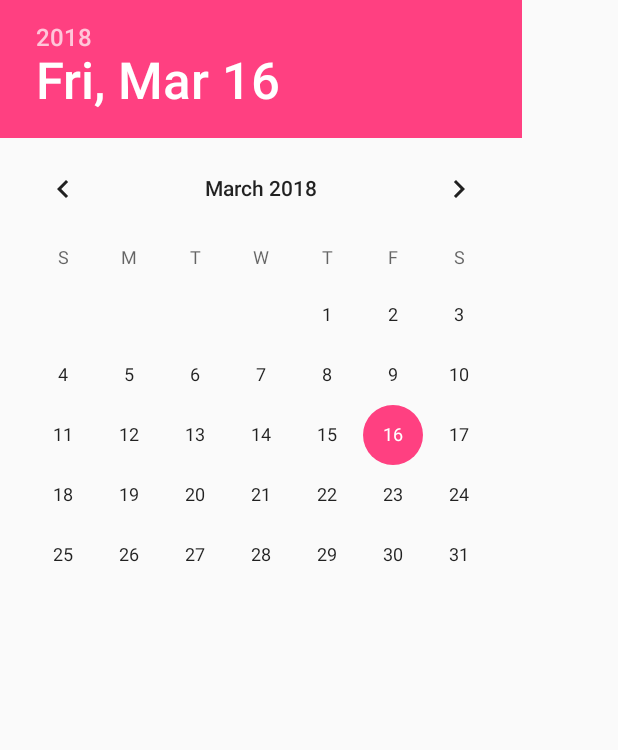
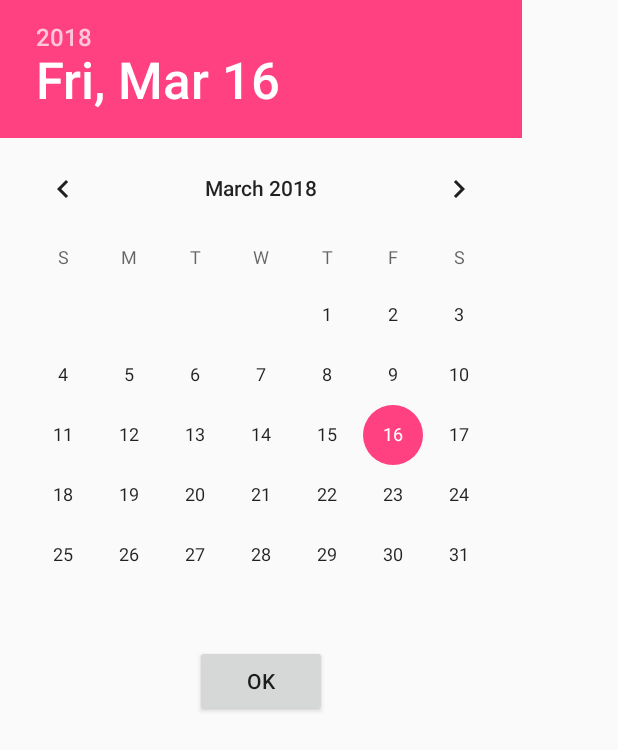
Before and after one commit to IfChyy/CriminalIntent, an Android app: the layout dialog_date.xml on its own in the app's theme, with its tools: preview values and no code run, on a phone screen of 412 x 824 dp. Shown: the top 750 px of the screen. Run offline under Robolectric (Android 15) with nearby library versions, the phone set to English and light mode, and no system bars.

```diff
--- a/app/src/main/AndroidManifest.xml
+++ b/app/src/main/AndroidManifest.xml
@@ -17,6 +17,7 @@
             </intent-filter>
         </activity>
         <activity android:name=".CrimePagerActicity"></activity>
+        <activity android:name=".DatePickerActivity"></activity>
     </application>
 
 </manifest>
--- a/app/src/main/java/com/example/user/criminalintent/CrimeListFragment.java
+++ b/app/src/main/java/com/example/user/criminalintent/CrimeListFragment.java
@@ -14,6 +14,7 @@ import android.widget.CheckBox;
 import android.widget.TextView;
 import android.widget.Toast;
 
+import java.text.SimpleDateFormat;
 import java.util.List;
 
 
@@ -108,7 +109,8 @@ public class CrimeListFragment extends Fragment {
         public void bindCrime(Crime crimee) {
             crime = crimee;
             titleTextView.setText(crime.getTitle());
-            dateTextView.setText(crime.getDate().toString());
+            SimpleDateFormat simpleDateFormat = new SimpleDateFormat("EEE, d MMM yyyy HH:mm");
+            dateTextView.setText(simpleDateFormat.format(crime.getDate()));
             solvedCheckBox.setChecked(crime.isSolved());
             solvedCheckBox.setClickable(false);
         }
--- a/app/src/main/res/layout/dialog_date.xml
+++ b/app/src/main/res/layout/dialog_date.xml
@@ -1,8 +1,22 @@
-<DatePicker xmlns:android="http://schemas.android.com/apk/res/android"
-    android:id="@+id/dialog_date_date_picker"
+<LinearLayout xmlns:android="http://schemas.android.com/apk/res/android"
     android:layout_width="wrap_content"
     android:layout_height="wrap_content"
-    android:calendarViewShown="false">
+    android:orientation="vertical">
 
+    <DatePicker xmlns:android="http://schemas.android.com/apk/res/android"
+        android:id="@+id/dialog_date_date_picker"
+        android:layout_width="wrap_content"
+        android:layout_height="wrap_content"
+        android:calendarViewShown="false">
 
-</DatePicker>
+    </DatePicker>
+
+    <Button
+        android:id="@+id/date_picker_ok_button"
+        android:layout_width="wrap_content"
+        android:layout_height="wrap_content"
+        android:layout_weight="1"
+        android:layout_gravity="center"
+        android:text="@string/date_picker_button"/>
+
+</LinearLayout>
--- a/app/src/main/res/layout/dialog_time.xml
+++ b/app/src/main/res/layout/dialog_time.xml
@@ -2,6 +2,7 @@
 <TimePicker xmlns:android="http://schemas.android.com/apk/res/android"
     android:id="@+id/time_picker"
     android:layout_width="wrap_content"
-    android:layout_height="wrap_content">
+    android:layout_height="wrap_content"
+    android:timePickerMode="spinner">
 
 </TimePicker>
--- a/app/src/main/res/values/strings.xml
+++ b/app/src/main/res/values/strings.xml
@@ -8,6 +8,7 @@
     <string name="crime_solved_label">Soled</string>
     <string name="date_picker_title">Date of crime:</string>
     <string name="time_picker_title">Time of crime:</string>
+    <string name="date_picker_button">OK</string>
 
 
 </resources>
```
Also changed, not shown: app/src/main/java/com/example/user/criminalintent/CrimeFragment.java (+46 -18 lines), app/src/main/java/com/example/user/criminalintent/DatePickerActivity.java (added, +32 -0 lines), app/src/main/java/com/example/user/criminalintent/DatePickerFragment.java (+62 -4 lines), app/src/main/java/com/example/user/criminalintent/TimePickerFragment.java (+33 -5 lines).
